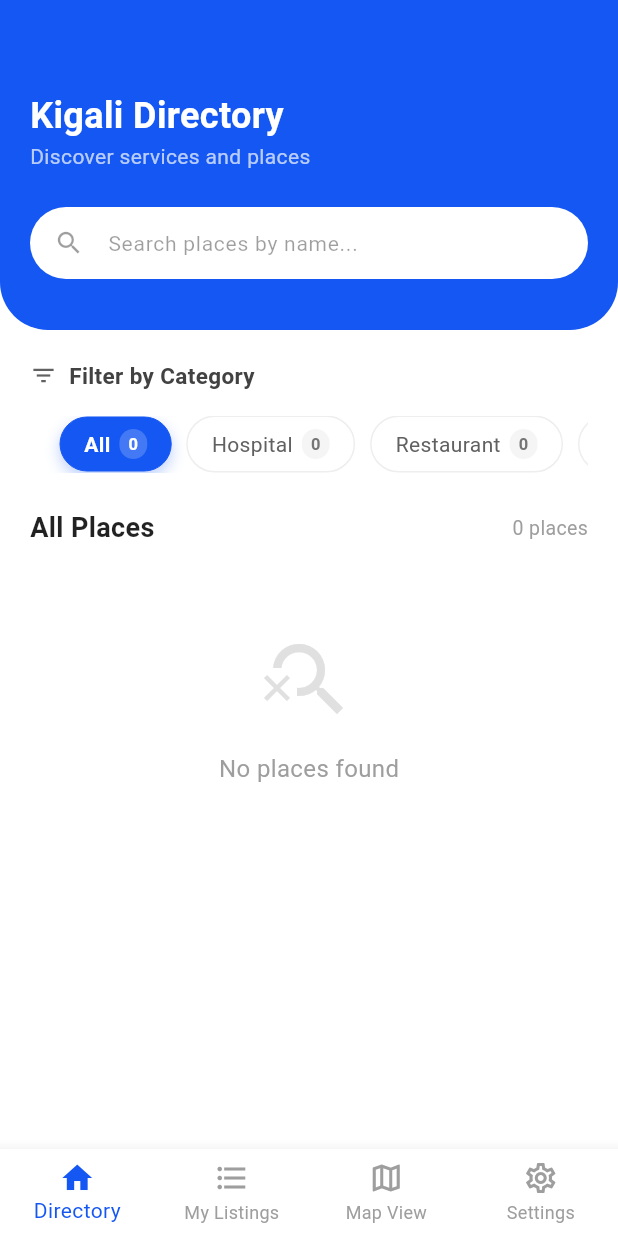
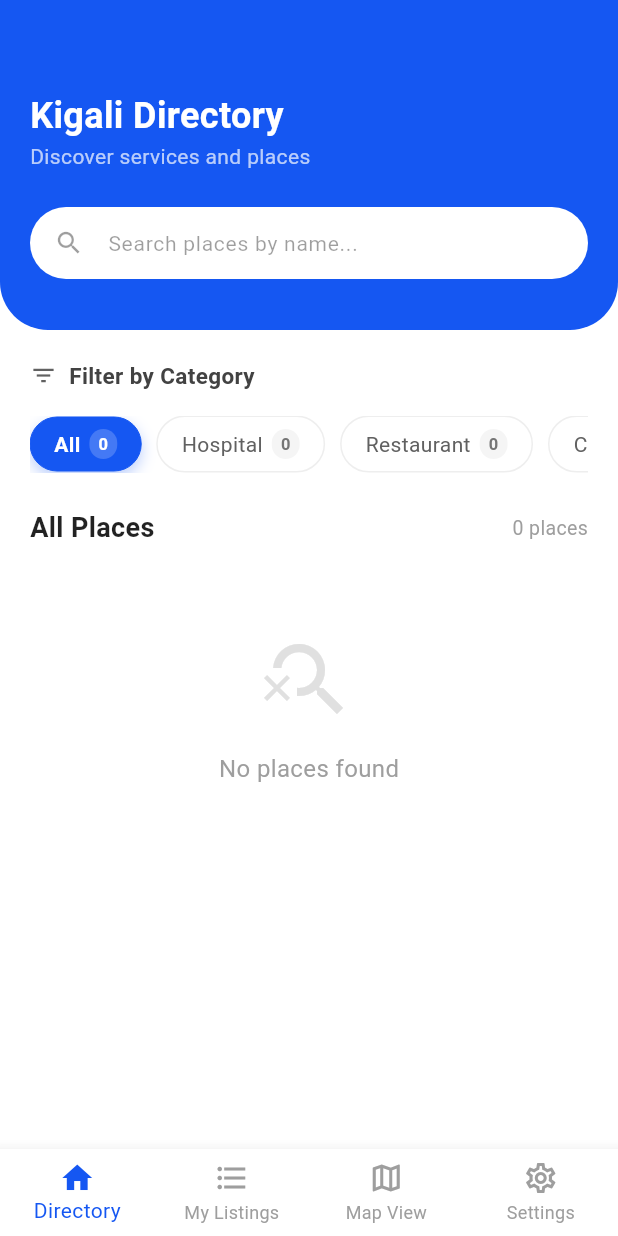
Before and after one commit to AliceUwase/KigaliCity_Services, a Flutter app: the screen it shows once a user with an empty profile is signed in, on a phone screen of 412 x 824 dp. Run offline on Flutter 3.47's test engine with Material 3 defaults, Android fonts, the phone set to English and light mode, and no system bars; our stand-ins replace cloud_firestore, equatable, firebase_auth, firebase_core, flutter_bloc, google_maps_flutter; accounts and stored records are empty.

Commit message:
fixed issues with the filtering

```diff
--- /dev/null
+++ b/lib/core/utils/app_scroll_behavior.dart
@@ -0,0 +1,13 @@
+import 'package:flutter/gestures.dart';
+import 'package:flutter/material.dart';
+
+/// Custom ScrollBehavior to enable mouse dragging on desktop and web.
+class AppScrollBehavior extends MaterialScrollBehavior {
+  @override
+  Set<PointerDeviceKind> get dragDevices => {
+        PointerDeviceKind.touch,
+        PointerDeviceKind.mouse,
+        PointerDeviceKind.trackpad,
+        PointerDeviceKind.stylus,
+      };
+}
--- a/lib/main.dart
+++ b/lib/main.dart
@@ -4,6 +4,7 @@ import 'package:firebase_core/firebase_core.dart';
 import 'package:firebase_auth/firebase_auth.dart';
 import 'firebase_options.dart';
 import 'core/theme/app_theme.dart';
+import 'core/utils/app_scroll_behavior.dart';
 import 'presentation/screens/auth/login_screen.dart';
 import 'presentation/screens/auth/email_verification_screen.dart';
 import 'presentation/screens/main_screen.dart';
@@ -34,6 +35,7 @@ class KigaliCityServicesApp extends StatelessWidget {
           title: 'Kigali City Services',
           debugShowCheckedModeBanner: false,
           theme: AppTheme.lightTheme,
+          scrollBehavior: AppScrollBehavior(),
           home: StreamBuilder<User?>(
             // userChanges() fires when emailVerified changes after user.reload(),
             // unlike authStateChanges() which only fires on sign-in / sign-out.
--- a/lib/presentation/screens/home_screen.dart
+++ b/lib/presentation/screens/home_screen.dart
@@ -237,10 +237,9 @@ class _HomeScreenState extends State<HomeScreen> {
         const SizedBox(height: 16),
         SingleChildScrollView(
           scrollDirection: Axis.horizontal,
+          physics: const BouncingScrollPhysics(),
           child: Row(
-            children: [
-              const SizedBox(width: 20),
-              ...categories.map((category) {
+            children: categories.map((category) {
               return CategoryFilterChip(
                 label: category,
                 count: state.getCountForCategory(category),
@@ -248,9 +247,7 @@ class _HomeScreenState extends State<HomeScreen> {
                 onTap: () =>
                     context.read<DirectoryCubit>().selectCategory(category),
               );
-              }),
-              const SizedBox(width: 10),
-            ],
+            }).toList(),
           ),
         ),
       ],
```
Lines whose indentation alone changed are shown as unchanged.
